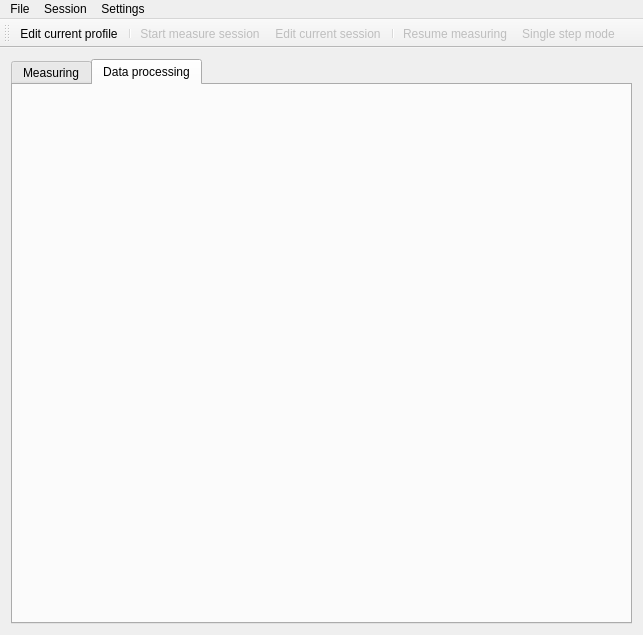
Above: dda_ctrl/experimenter/measurewindow.ui from olegyurchenko/dda-control before the change. Below: the same form after it.
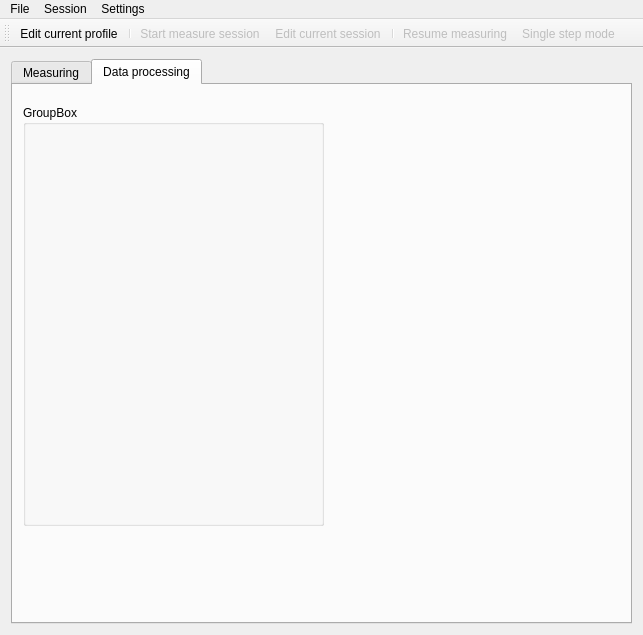
That is the form after the change. The open tabs and pages were chosen to show the change. Icons and pictures are not drawn. Custom widgets are drawn as their Qt base class.

```diff
--- a/dda_ctrl/experimenter/measurewindow.ui
+++ b/dda_ctrl/experimenter/measurewindow.ui
@@ -694,6 +694,19 @@
        <attribute name="title">
         <string>Data processing</string>
        </attribute>
+       <widget class="SelSessionBox" name="selSessionBox">
+        <property name="geometry">
+         <rect>
+          <x>10</x>
+          <y>20</y>
+          <width>301</width>
+          <height>421</height>
+         </rect>
+        </property>
+        <property name="title">
+         <string>GroupBox</string>
+        </property>
+       </widget>
       </widget>
      </widget>
     </item>
@@ -863,6 +876,12 @@
    <header>plotwidget.h</header>
    <container>1</container>
   </customwidget>
+  <customwidget>
+   <class>SelSessionBox</class>
+   <extends>QGroupBox</extends>
+   <header>selsessionbox.h</header>
+   <container>1</container>
+  </customwidget>
  </customwidgets>
  <resources>
   <include location="../resuurces/resources.qrc"/>
```
Left out of the diff: 4 changed lines with no effect on the pictures.
